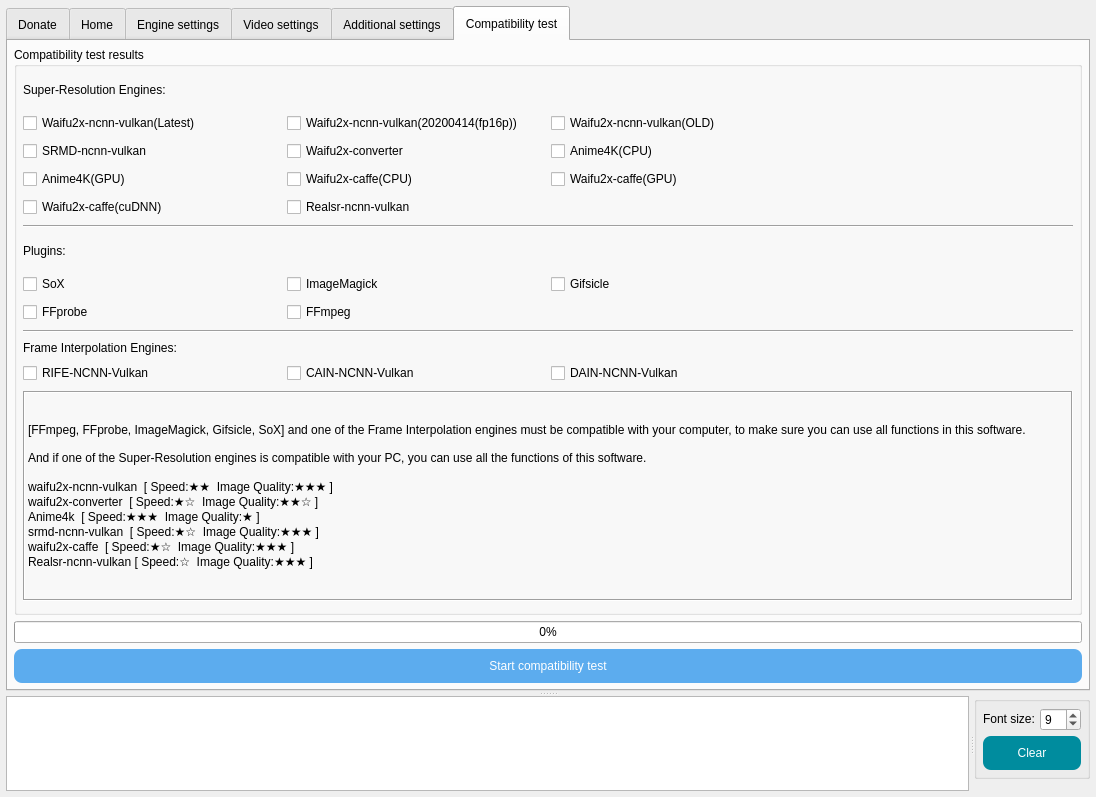
AaronFeng753/Waifu2x-Extension-GUI, file SRC/Waifu2x-Extension-QT/mainwindow.ui: the form before one commit.
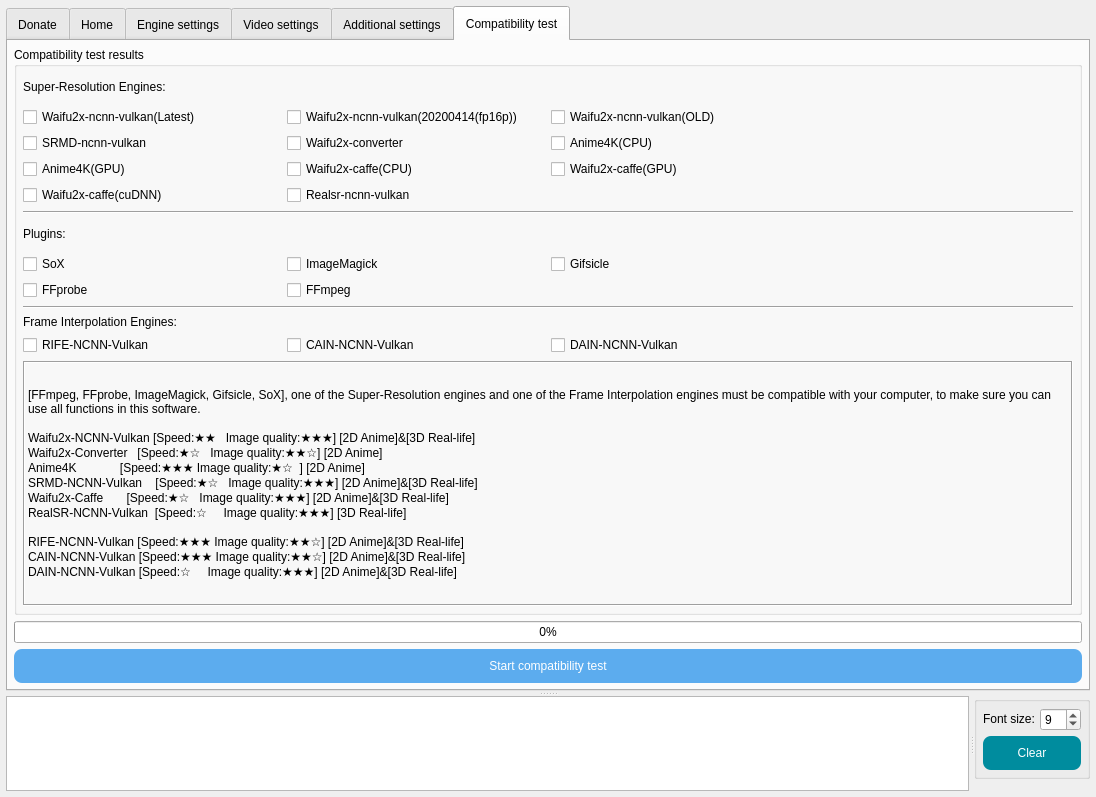
The form after the commit. The open tabs and pages were chosen to show the change. Icons and pictures are not drawn.

What changed in the file:
```diff
--- a/SRC/Waifu2x-Extension-QT/mainwindow.ui
+++ b/SRC/Waifu2x-Extension-QT/mainwindow.ui
@@ -10523,46 +10523,6 @@
               </property>
              </widget>
             </item>
-            <item row="12" column="0" colspan="4">
-             <widget class="QLabel" name="label_2">
-              <property name="minimumSize">
-               <size>
-                <width>0</width>
-                <height>210</height>
-               </size>
-              </property>
-              <property name="maximumSize">
-               <size>
-                <width>16777215</width>
-                <height>210</height>
-               </size>
-              </property>
-              <property name="frameShape">
-               <enum>QFrame::Box</enum>
-              </property>
-              <property name="frameShadow">
-               <enum>QFrame::Sunken</enum>
-              </property>
-              <property name="text">
-               <string>[FFmpeg, FFprobe, ImageMagick, Gifsicle, SoX] and one of the Frame Interpolation engines must be compatible with your computer, to make sure you can use all functions in this software.
-
-And if one of the Super-Resolution engines is compatible with your PC, you can use all the functions of this software.
-
-waifu2x-ncnn-vulkan  [ Speed:★★  Image Quality:★★★ ]
-waifu2x-converter  [ Speed:★☆  Image Quality:★★☆ ]
-Anime4k  [ Speed:★★★  Image Quality:★ ]
-srmd-ncnn-vulkan  [ Speed:★☆  Image Quality:★★★ ]
-waifu2x-caffe  [ Speed:★☆  Image Quality:★★★ ]
-Realsr-ncnn-vulkan [ Speed:☆  Image Quality:★★★ ]</string>
-              </property>
-              <property name="alignment">
-               <set>Qt::AlignLeading|Qt::AlignLeft|Qt::AlignVCenter</set>
-              </property>
-              <property name="wordWrap">
-               <bool>true</bool>
-              </property>
-             </widget>
-            </item>
             <item row="8" column="0">
              <widget class="QCheckBox" name="checkBox_isCompatible_FFprobe">
               <property name="toolTip">
@@ -10843,6 +10803,48 @@
               </property>
              </widget>
             </item>
+            <item row="12" column="0" colspan="4">
+             <widget class="QLabel" name="label_2">
+              <property name="minimumSize">
+               <size>
+                <width>660</width>
+                <height>245</height>
+               </size>
+              </property>
+              <property name="maximumSize">
+               <size>
+                <width>16777215</width>
+                <height>245</height>
+               </size>
+              </property>
+              <property name="frameShape">
+               <enum>QFrame::Box</enum>
+              </property>
+              <property name="frameShadow">
+               <enum>QFrame::Sunken</enum>
+              </property>
+              <property name="text">
+               <string>[FFmpeg, FFprobe, ImageMagick, Gifsicle, SoX], one of the Super-Resolution engines and one of the Frame Interpolation engines must be compatible with your computer, to make sure you can use all functions in this software.
+
+Waifu2x-NCNN-Vulkan [Speed:★★   Image quality:★★★] [2D Anime]&amp;[3D Real-life]
+Waifu2x-Converter   [Speed:★☆   Image quality:★★☆] [2D Anime]
+Anime4K             [Speed:★★★ Image quality:★☆  ] [2D Anime]
+SRMD-NCNN-Vulkan    [Speed:★☆   Image quality:★★★] [2D Anime]&amp;[3D Real-life]
+Waifu2x-Caffe       [Speed:★☆   Image quality:★★★] [2D Anime]&amp;[3D Real-life]
+RealSR-NCNN-Vulkan  [Speed:☆     Image quality:★★★] [3D Real-life]
+
+RIFE-NCNN-Vulkan [Speed:★★★ Image quality:★★☆] [2D Anime]&amp;[3D Real-life]
+CAIN-NCNN-Vulkan [Speed:★★★ Image quality:★★☆] [2D Anime]&amp;[3D Real-life]
+DAIN-NCNN-Vulkan [Speed:☆     Image quality:★★★] [2D Anime]&amp;[3D Real-life]</string>
+              </property>
+              <property name="alignment">
+               <set>Qt::AlignLeading|Qt::AlignLeft|Qt::AlignVCenter</set>
+              </property>
+              <property name="wordWrap">
+               <bool>true</bool>
+              </property>
+             </widget>
+            </item>
            </layout>
           </widget>
          </item>
```
Left out of the diff: 92 changed lines with no effect on the pictures.
